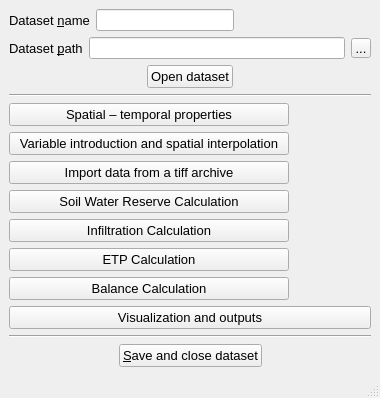
This is waterpybal_ui_design/main_window.ui in IDAEA-EVS/waterpybal as Qt 5 draws it before an edit. The edited form follows.
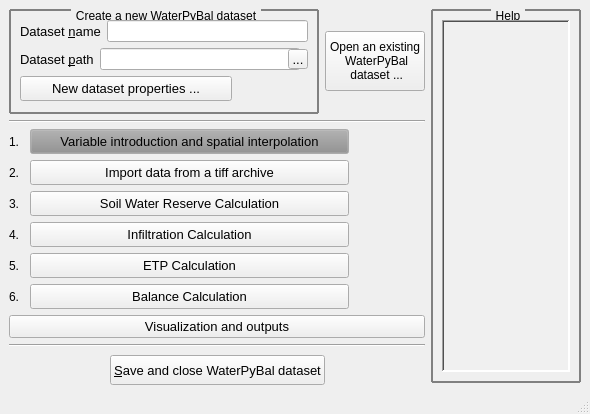
This is the edited form.

Commit message: includes help structure and some structural path changes

Diff of the .ui file:
```diff
--- a/waterpybal_ui_design/main_window.ui
+++ b/waterpybal_ui_design/main_window.ui
@@ -6,21 +6,67 @@
    <rect>
     <x>0</x>
     <y>0</y>
-    <width>380</width>
-    <height>376</height>
+    <width>590</width>
+    <height>414</height>
    </rect>
   </property>
   <property name="minimumSize">
    <size>
-    <width>380</width>
-    <height>0</height>
+    <width>590</width>
+    <height>410</height>
+   </size>
+  </property>
+  <property name="maximumSize">
+   <size>
+    <width>1200</width>
+    <height>700</height>
    </size>
   </property>
   <property name="windowTitle">
    <string>WaterPyBal Interface Main Window</string>
   </property>
   <widget class="QWidget" name="centralwidget">
-   <layout class="QVBoxLayout" name="verticalLayout">
+   <layout class="QHBoxLayout" name="horizontalLayout_12">
+    <item>
+     <layout class="QVBoxLayout" name="verticalLayout_3">
+      <item>
+       <layout class="QHBoxLayout" name="horizontalLayout_9">
+        <property name="sizeConstraint">
+         <enum>QLayout::SetMinimumSize</enum>
+        </property>
+        <item>
+         <widget class="QGroupBox" name="groupBox_newds">
+          <property name="minimumSize">
+           <size>
+            <width>310</width>
+            <height>105</height>
+           </size>
+          </property>
+          <property name="maximumSize">
+           <size>
+            <width>16777215</width>
+            <height>156</height>
+           </size>
+          </property>
+          <property name="font">
+           <font>
+            <pointsize>9</pointsize>
+           </font>
+          </property>
+          <property name="autoFillBackground">
+           <bool>false</bool>
+          </property>
+          <property name="styleSheet">
+           <string notr="true">QGroupBox{border:2px solid gray;border-radius:1px;margin-top: 1ex;}
+QGroupBox::title{subcontrol-origin: margin;subcontrol-position:top center;padding:0 3px;}</string>
+          </property>
+          <property name="title">
+           <string notr="true">Create a new WaterPyBal dataset</string>
+          </property>
+          <property name="flat">
+           <bool>false</bool>
+          </property>
+          <layout class="QVBoxLayout" name="verticalLayout_2">
     <item>
      <layout class="QHBoxLayout" name="horizontalLayout_10">
       <item>
@@ -34,6 +80,8 @@
         <property name="font">
          <font>
           <pointsize>10</pointsize>
+                 <weight>50</weight>
+                 <bold>false</bold>
          </font>
         </property>
         <property name="text">
@@ -49,23 +97,12 @@
         <property name="font">
          <font>
           <pointsize>8</pointsize>
+                 <weight>50</weight>
+                 <bold>false</bold>
          </font>
         </property>
        </widget>
       </item>
-      <item>
-       <spacer name="horizontalSpacer">
-        <property name="orientation">
-         <enum>Qt::Horizontal</enum>
-        </property>
-        <property name="sizeHint" stdset="0">
-         <size>
-          <width>40</width>
-          <height>20</height>
-         </size>
-        </property>
-       </spacer>
-      </item>
      </layout>
     </item>
     <item>
@@ -81,6 +118,8 @@
         <property name="font">
          <font>
           <pointsize>10</pointsize>
+                 <weight>50</weight>
+                 <bold>false</bold>
          </font>
         </property>
         <property name="text">
@@ -93,9 +132,17 @@
       </item>
       <item>
        <widget class="QLineEdit" name="lineEdit_path">
+               <property name="minimumSize">
+                <size>
+                 <width>200</width>
+                 <height>0</height>
+                </size>
+               </property>
         <property name="font">
          <font>
-          <pointsize>8</pointsize>
+                 <pointsize>7</pointsize>
+                 <weight>50</weight>
+                 <bold>false</bold>
          </font>
         </property>
        </widget>
@@ -117,6 +164,8 @@
         <property name="font">
          <font>
           <pointsize>10</pointsize>
+                 <weight>50</weight>
+                 <bold>false</bold>
          </font>
         </property>
         <property name="text">
@@ -126,67 +175,6 @@
       </item>
      </layout>
     </item>
-    <item>
-     <layout class="QHBoxLayout" name="horizontalLayout_9">
-      <item>
-       <spacer name="horizontalSpacer_4">
-        <property name="orientation">
-         <enum>Qt::Horizontal</enum>
-        </property>
-        <property name="sizeHint" stdset="0">
-         <size>
-          <width>40</width>
-          <height>20</height>
-         </size>
-        </property>
-       </spacer>
-      </item>
-      <item>
-       <widget class="QPushButton" name="pushButton_open_dataset">
-        <property name="sizePolicy">
-         <sizepolicy hsizetype="Maximum" vsizetype="Fixed">
-          <horstretch>0</horstretch>
-          <verstretch>0</verstretch>
-         </sizepolicy>
-        </property>
-        <property name="maximumSize">
-         <size>
-          <width>120</width>
-          <height>23</height>
-         </size>
-        </property>
-        <property name="font">
-         <font>
-          <pointsize>10</pointsize>
-         </font>
-        </property>
-        <property name="text">
-         <string>Open dataset</string>
-        </property>
-       </widget>
-      </item>
-      <item>
-       <spacer name="horizontalSpacer_5">
-        <property name="orientation">
-         <enum>Qt::Horizontal</enum>
-        </property>
-        <property name="sizeHint" stdset="0">
-         <size>
-          <width>40</width>
-          <height>20</height>
-         </size>
-        </property>
-       </spacer>
-      </item>
-     </layout>
-    </item>
-    <item>
-     <widget class="Line" name="line">
-      <property name="orientation">
-       <enum>Qt::Horizontal</enum>
-      </property>
-     </widget>
-    </item>
     <item>
      <layout class="QHBoxLayout" name="horizontalLayout">
       <item>
@@ -199,54 +187,170 @@
         </property>
         <property name="minimumSize">
          <size>
-          <width>280</width>
-          <height>0</height>
+                 <width>150</width>
+                 <height>25</height>
          </size>
         </property>
         <property name="maximumSize">
          <size>
           <width>16777215</width>
-          <height>23</height>
+                 <height>25</height>
          </size>
         </property>
         <property name="font">
          <font>
           <pointsize>10</pointsize>
+                 <weight>50</weight>
+                 <bold>false</bold>
          </font>
         </property>
         <property name="text">
-         <string>Spatial – temporal properties</string>
+                <string>New dataset properties ...</string>
         </property>
        </widget>
       </item>
       <item>
        <widget class="QLabel" name="label_to_lat_lon_time">
+               <property name="enabled">
+                <bool>true</bool>
+               </property>
         <property name="minimumSize">
          <size>
-          <width>70</width>
+                 <width>60</width>
           <height>0</height>
          </size>
         </property>
         <property name="maximumSize">
          <size>
-          <width>100</width>
+                 <width>70</width>
           <height>20</height>
          </size>
         </property>
         <property name="font">
          <font>
           <pointsize>8</pointsize>
-         </font>
-        </property>
+                 <weight>75</weight>
+                 <italic>true</italic>
+                 <bold>true</bold>
+                </font>
+               </property>
+               <property name="frameShape">
+                <enum>QFrame::Box</enum>
+               </property>
+               <property name="frameShadow">
+                <enum>QFrame::Plain</enum>
+               </property>
+               <property name="lineWidth">
+                <number>0</number>
+               </property>
+               <property name="midLineWidth">
+                <number>0</number>
+               </property>
         <property name="text">
          <string/>
         </property>
+               <property name="alignment">
+                <set>Qt::AlignCenter</set>
+               </property>
        </widget>
       </item>
      </layout>
+           </item>
+          </layout>
+         </widget>
+        </item>
+        <item>
+         <layout class="QVBoxLayout" name="verticalLayout">
+          <item>
+           <spacer name="verticalSpacer">
+            <property name="orientation">
+             <enum>Qt::Vertical</enum>
+            </property>
+            <property name="sizeHint" stdset="0">
+             <size>
+              <width>20</width>
+              <height>40</height>
+             </size>
+            </property>
+           </spacer>
+          </item>
+          <item>
+           <widget class="QPushButton" name="pushButton_open_dataset">
+            <property name="sizePolicy">
+             <sizepolicy hsizetype="Maximum" vsizetype="Preferred">
+              <horstretch>0</horstretch>
+              <verstretch>0</verstretch>
+             </sizepolicy>
+            </property>
+            <property name="minimumSize">
+             <size>
+              <width>100</width>
+              <height>60</height>
+             </size>
+            </property>
+            <property name="maximumSize">
+             <size>
+              <width>150</width>
+              <height>80</height>
+             </size>
+            </property>
+            <property name="font">
+             <font>
+              <pointsize>9</pointsize>
+             </font>
+            </property>
+            <property name="text">
+             <string>Open an existing
+ WaterPyBal
+ dataset ...</string>
+            </property>
+           </widget>
+          </item>
+          <item>
+           <spacer name="verticalSpacer_2">
+            <property name="orientation">
+             <enum>Qt::Vertical</enum>
+            </property>
+            <property name="sizeHint" stdset="0">
+             <size>
+              <width>20</width>
+              <height>40</height>
+             </size>
+            </property>
+           </spacer>
+          </item>
+         </layout>
+        </item>
+       </layout>
+      </item>
+      <item>
+       <widget class="Line" name="line">
+        <property name="orientation">
+         <enum>Qt::Horizontal</enum>
+        </property>
+       </widget>
     </item>
     <item>
      <layout class="QHBoxLayout" name="horizontalLayout_4">
+        <item>
+         <widget class="QLabel" name="label">
+          <property name="maximumSize">
+           <size>
+            <width>15</width>
+            <height>16777215</height>
+           </size>
+          </property>
+          <property name="font">
+           <font>
+            <weight>50</weight>
+            <bold>false</bold>
+           </font>
+          </property>
+          <property name="text">
+           <string>1.</string>
+          </property>
+         </widget>
+        </item>
       <item>
        <widget class="QPushButton" name="pushButton_to_var_spat_interpol">
         <property name="sizePolicy">
@@ -258,15 +362,52 @@
         <property name="minimumSize">
          <size>
           <width>280</width>
-          <height>0</height>
+            <height>25</height>
          </size>
         </property>
         <property name="maximumSize">
          <size>
           <width>16777215</width>
-          <height>23</height>
-         </size>
-        </property>
+            <height>25</height>
+           </size>
+          </property>
+          <property name="palette">
+           <palette>
+            <active>
+             <colorrole role="Button">
+              <brush brushstyle="SolidPattern">
+               <color alpha="255">
+                <red>142</red>
+                <green>142</green>
+                <blue>142</blue>
+               </color>
+              </brush>
+             </colorrole>
+            </active>
+            <inactive>
+             <colorrole role="Button">
+              <brush brushstyle="SolidPattern">
+               <color alpha="255">
+                <red>142</red>
+                <green>142</green>
+                <blue>142</blue>
+               </color>
+              </brush>
+             </colorrole>
+            </inactive>
+            <disabled>
+             <colorrole role="Button">
+              <brush brushstyle="SolidPattern">
+               <color alpha="255">
+                <red>142</red>
+                <green>142</green>
+                <blue>142</blue>
+               </color>
+              </brush>
+             </colorrole>
+            </disabled>
+           </palette>
+          </property>
         <property name="font">
          <font>
           <pointsize>10</pointsize>
@@ -275,31 +416,63 @@
         <property name="text">
          <string>Variable introduction and spatial interpolation</string>
         </property>
+          <property name="flat">
+           <bool>false</bool>
+          </property>
        </widget>
       </item>
       <item>
        <widget class="QLabel" name="label_to_var_spat_interpol">
         <property name="minimumSize">
          <size>
-          <width>70</width>
+            <width>60</width>
           <height>0</height>
          </size>
         </property>
         <property name="maximumSize">
          <size>
-          <width>100</width>
+            <width>70</width>
           <height>20</height>
          </size>
         </property>
+          <property name="font">
+           <font>
+            <weight>75</weight>
+            <italic>true</italic>
+            <bold>true</bold>
+           </font>
+          </property>
         <property name="text">
          <string/>
         </property>
+          <property name="alignment">
+           <set>Qt::AlignCenter</set>
+          </property>
        </widget>
       </item>
      </layout>
     </item>
     <item>
      <layout class="QHBoxLayout" name="horizontalLayout_5">
+        <item>
+         <widget class="QLabel" name="label_2">
+          <property name="maximumSize">
+           <size>
+            <width>15</width>
+            <height>16777215</height>
+           </size>
+          </property>
+          <property name="font">
+           <font>
+            <weight>50</weight>
+            <bold>false</bold>
+           </font>
+          </property>
+          <property name="text">
+           <string>2.</string>
+          </property>
+         </widget>
+        </item>
       <item>
        <widget class="QPushButton" name="pushButton_to_var_from_tiff">
         <property name="sizePolicy">
@@ -311,13 +484,13 @@
         <property name="minimumSize">
          <size>
           <width>280</width>
-          <height>0</height>
+            <height>25</height>
          </size>
         </property>
         <property name="maximumSize">
          <size>
           <width>16777215</width>
-          <height>23</height>
+            <height>25</height>
          </size>
         </property>
         <property name="font">
@@ -334,25 +507,54 @@
        <widget class="QLabel" name="label_to_var_from_tiff">
         <property name="minimumSize">
          <size>
-          <width>70</width>
+            <width>60</width>
           <height>0</height>
          </size>
         </property>
         <property name="maximumSize">
          <size>
-          <width>100</width>
+            <width>70</width>
           <height>20</height>
          </size>
         </property>
+          <property name="font">
+           <font>
+            <weight>75</weight>
+            <italic>true</italic>
+            <bold>true</bold>
+           </font>
+          </property>
         <property name="text">
          <string/>
         </property>
+          <property name="alignment">
+           <set>Qt::AlignCenter</set>
+          </property>
        </widget>
       </item>
      </layout>
     </item>
     <item>
      <layout class="QHBoxLayout" name="horizontalLayout_6">
+        <item>
+         <widget class="QLabel" name="label_3">
+          <property name="maximumSize">
+           <size>
+            <width>15</width>
+            <height>16777215</height>
+           </size>
+          </property>
+          <property name="font">
+           <font>
+            <weight>50</weight>
+            <bold>false</bold>
+           </font>
+          </property>
+          <property name="text">
+           <string>3.</string>
+          </property>
+         </widget>
+        </item>
       <item>
        <widget class="QPushButton" name="pushButton_to_swr">
         <property name="sizePolicy">
@@ -364,13 +566,13 @@
         <property name="minimumSize">
          <size>
           <width>280</width>
-          <height>0</height>
+            <height>25</height>
          </size>
         </property>
         <property name="maximumSize">
          <size>
           <width>16777215</width>
-          <height>23</height>
+            <height>25</height>
          </size>
         </property>
         <property name="font">
@@ -387,25 +589,54 @@
        <widget class="QLabel" name="label_to_swr">
         <property name="minimumSize">
          <size>
-          <width>70</width>
+            <width>60</width>
           <height>0</height>
          </size>
         </property>
         <property name="maximumSize">
          <size>
-          <width>100</width>
+            <width>70</width>
           <height>20</height>
          </size>
         </property>
+          <property name="font">
+           <font>
+            <weight>75</weight>
+            <italic>true</italic>
+            <bold>true</bold>
+           </font>
+          </property>
         <property name="text">
          <string/>
         </property>
+          <property name="alignment">
+           <set>Qt::AlignCenter</set>
+          </property>
        </widget>
       </item>
      </layout>
     </item>
     <item>
      <layout class="QHBoxLayout" name="horizontalLayout_7">
+        <item>
+         <widget class="QLabel" name="label_4">
+          <property name="maximumSize">
+           <size>
+            <width>15</width>
+            <height>16777215</height>
+           </size>
+          </property>
+          <property name="font">
+           <font>
+            <weight>50</weight>
+            <bold>false</bold>
+           </font>
+          </property>
+          <property name="text">
+           <string>4.</string>
+          </property>
+         </widget>
+        </item>
       <item>
        <widget class="QPushButton" name="pushButton_to_infiltration">
         <property name="sizePolicy">
@@ -417,13 +648,13 @@
         <property name="minimumSize">
          <size>
           <width>280</width>
-          <height>0</height>
+            <height>25</height>
          </size>
         </property>
         <property name="maximumSize">
          <size>
           <width>16777215</width>
-          <height>23</height>
+            <height>25</height>
          </size>
         </property>
         <property name="font">
@@ -440,25 +671,54 @@
        <widget class="QLabel" name="label_to_infiltration">
         <property name="minimumSize">
          <size>
-          <width>70</width>
+            <width>60</width>
           <height>0</height>
          </size>
         </property>
         <property name="maximumSize">
          <size>
-          <width>100</width>
+            <width>70</width>
           <height>20</height>
          </size>
         </property>
+          <property name="font">
+           <font>
+            <weight>75</weight>
+            <italic>true</italic>
+            <bold>true</bold>
+           </font>
+          </property>
         <property name="text">
          <string/>
         </property>
+          <property name="alignment">
+           <set>Qt::AlignCenter</set>
+          </property>
        </widget>
       </item>
      </layout>
     </item>
     <item>
      <layout class="QHBoxLayout" name="horizontalLayout_8">
+        <item>
+         <widget class="QLabel" name="label_5">
+          <property name="maximumSize">
+           <size>
+            <width>15</width>
+            <height>16777215</height>
+           </size>
+          </property>
+          <property name="font">
+           <font>
+            <weight>50</weight>
+            <bold>false</bold>
+           </font>
+          </property>
+          <property name="text">
+           <string>5.</string>
+          </property>
+         </widget>
+        </item>
       <item>
        <widget class="QPushButton" name="pushButton_to_etp">
         <property name="sizePolicy">
@@ -470,13 +730,13 @@
         <property name="minimumSize">
          <size>
           <width>280</width>
-          <height>0</height>
+            <height>25</height>
          </size>
         </property>
         <property name="maximumSize">
          <size>
           <width>16777215</width>
-          <height>23</height>
+            <height>25</height>
          </size>
         </property>
         <property name="font">
@@ -493,25 +753,54 @@
        <widget class="QLabel" name="label_to_etp">
         <property name="minimumSize">
          <size>
-          <width>70</width>
+            <width>60</width>
           <height>0</height>
          </size>
         </property>
         <property name="maximumSize">
          <size>
-          <width>100</width>
+            <width>70</width>
           <height>20</height>
          </size>
         </property>
+          <property name="font">
+           <font>
+            <weight>75</weight>
+            <italic>true</italic>
+            <bold>true</bold>
+           </font>
+          </property>
         <property name="text">
          <string/>
         </property>
+          <property name="alignment">
+           <set>Qt::AlignCenter</set>
+          </property>
        </widget>
       </item>
      </layout>
     </item>
     <item>
      <layout class="QHBoxLayout" name="horizontalLayout_11">
+        <item>
+         <widget class="QLabel" name="label_6">
+          <property name="maximumSize">
+           <size>
+            <width>15</width>
+            <height>16777215</height>
+           </size>
+          </property>
+          <property name="font">
+           <font>
+            <weight>50</weight>
+            <bold>false</bold>
+           </font>
+          </property>
+          <property name="text">
+           <string>6.</string>
+          </property>
+         </widget>
+        </item>
       <item>
        <widget class="QPushButton" name="pushButton_to_Balance">
         <property name="sizePolicy">
@@ -523,13 +812,13 @@
         <property name="minimumSize">
          <size>
           <width>280</width>
-          <height>0</height>
+            <height>25</height>
          </size>
         </property>
         <property name="maximumSize">
          <size>
           <width>16777215</width>
-          <height>23</height>
+            <height>25</height>
          </size>
         </property>
         <property name="font">
@@ -546,19 +835,29 @@
        <widget class="QLabel" name="label_to_Balance">
         <property name="minimumSize">
          <size>
-          <width>70</width>
+            <width>60</width>
           <height>0</height>
          </size>
         </property>
         <property name="maximumSize">
          <size>
-          <width>100</width>
+            <width>70</width>
           <height>20</height>
          </size>
         </property>
+          <property name="font">
+           <font>
+            <weight>75</weight>
+            <italic>true</italic>
+            <bold>true</bold>
+           </font>
+          </property>
         <property name="text">
          <string/>
         </property>
+          <property name="alignment">
+           <set>Qt::AlignCenter</set>
+          </property>
        </widget>
       </item>
      </layout>
@@ -574,7 +873,7 @@
       <property name="minimumSize">
        <size>
         <width>300</width>
-        <height>0</height>
+          <height>23</height>
        </size>
       </property>
       <property name="maximumSize">
@@ -622,14 +921,14 @@
        <widget class="QPushButton" name="pushButton_save_dataset">
         <property name="minimumSize">
          <size>
-          <width>130</width>
-          <height>0</height>
+            <width>190</width>
+            <height>30</height>
          </size>
         </property>
         <property name="maximumSize">
          <size>
-          <width>200</width>
-          <height>23</height>
+            <width>250</width>
+            <height>25</height>
          </size>
         </property>
         <property name="font">
@@ -638,7 +937,7 @@
          </font>
         </property>
         <property name="text">
-         <string>&amp;Save and close dataset</string>
+           <string>&amp;Save and close WaterPyBal dataset</string>
         </property>
        </widget>
       </item>
@@ -661,6 +960,67 @@
      </layout>
     </item>
    </layout>
+    </item>
+    <item>
+     <widget class="QGroupBox" name="groupBox_help">
+      <property name="minimumSize">
+       <size>
+        <width>150</width>
+        <height>0</height>
+       </size>
+      </property>
+      <property name="font">
+       <font>
+        <pointsize>9</pointsize>
+       </font>
+      </property>
+      <property name="autoFillBackground">
+       <bool>false</bool>
+      </property>
+      <property name="styleSheet">
+       <string notr="true">QGroupBox{border:2px solid gray;border-radius:1px;margin-top: 1ex;}
+QGroupBox::title{subcontrol-origin: margin;subcontrol-position:top center;padding:0 3px;}</string>
+      </property>
+      <property name="title">
+       <string notr="true">Help</string>
+      </property>
+      <property name="flat">
+       <bool>false</bool>
+      </property>
+      <layout class="QVBoxLayout" name="verticalLayout_4">
+       <item>
+        <widget class="QTextBrowser" name="textBrowser_help">
+         <property name="autoFillBackground">
+          <bool>true</bool>
+         </property>
+         <property name="styleSheet">
+          <string notr="true">background-color: rgb(240, 240, 240)</string>
+         </property>
+         <property name="frameShape">
+          <enum>QFrame::WinPanel</enum>
+         </property>
+         <property name="frameShadow">
+          <enum>QFrame::Sunken</enum>
+         </property>
+         <property name="lineWidth">
+          <number>0</number>
+         </property>
+         <property name="readOnly">
+          <bool>true</bool>
+         </property>
+         <property name="html">
+          <string>&lt;!DOCTYPE HTML PUBLIC &quot;-//W3C//DTD HTML 4.0//EN&quot; &quot;http://www.w3.org/TR/REC-html40/strict.dtd&quot;&gt;
+&lt;html&gt;&lt;head&gt;&lt;meta name=&quot;qrichtext&quot; content=&quot;1&quot; /&gt;&lt;style type=&quot;text/css&quot;&gt;
+p, li { white-space: pre-wrap; }
+&lt;/style&gt;&lt;/head&gt;&lt;body style=&quot; font-family:'MS Shell Dlg 2'; font-size:8.1pt; font-weight:400; font-style:normal;&quot;&gt;
+&lt;p align=&quot;justify&quot; style=&quot;-qt-paragraph-type:empty; margin-top:0px; margin-bottom:0px; margin-left:0px; margin-right:0px; -qt-block-indent:0; text-indent:0px;&quot;&gt;&lt;br /&gt;&lt;/p&gt;&lt;/body&gt;&lt;/html&gt;</string>
+         </property>
+        </widget>
+       </item>
+      </layout>
+     </widget>
+    </item>
+   </layout>
   </widget>
   <widget class="QStatusBar" name="statusbar"/>
  </widget>
```
Left out of the diff: 4 changed lines with no effect on the pictures. Lines whose indentation alone changed are shown as unchanged. The commit also changes 58 other files.
